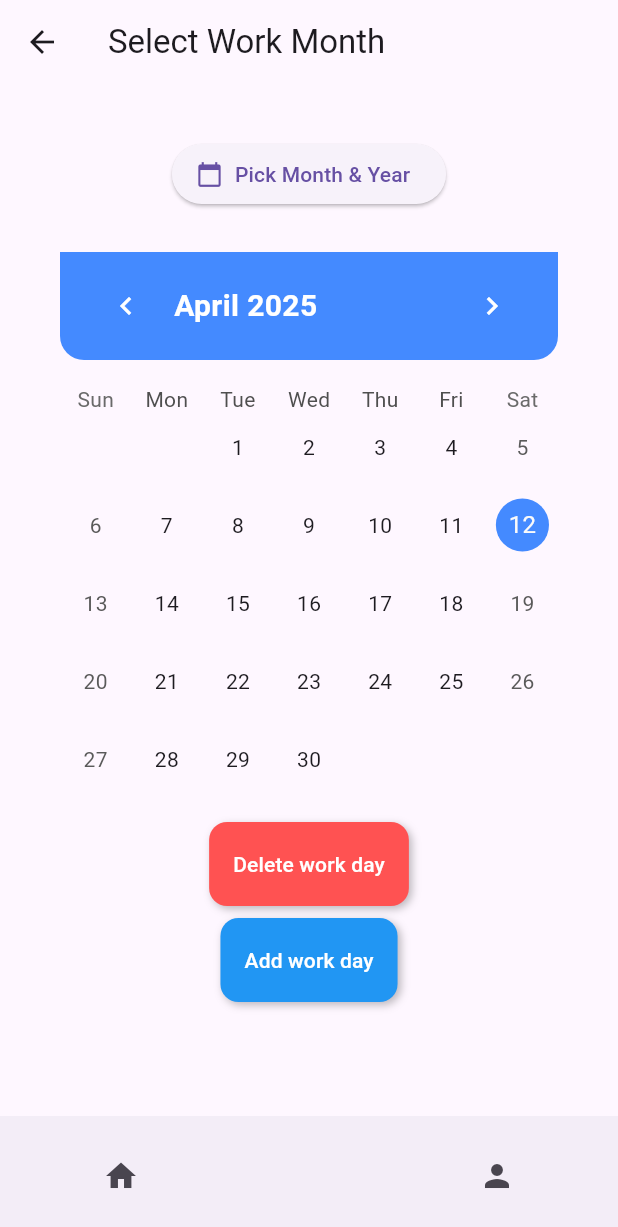
After one commit to tarekmar98/my-salary, a Flutter app: the CalendarPage screen opened directly, after a tap on "Pick Month & Year", on a phone screen of 412 x 824 dp. The commit adds this screen. Shown: the top 1227 px of the screen. Run offline on Flutter 3.47's test engine with Material 3 defaults, Android fonts, the phone set to English and light mode, and no system bars; drawn by our look-alikes of table_calendar; our stand-ins replace dropdown_search, get_it, injectable, intl_phone_field, shared_preferences; missing offline and left inert: month_year_picker; accounts and stored records are empty; network calls fail; Roboto replaces fonts that are missing (Poppins).

Commit message:
add the calendar page.

```diff
--- /dev/null
+++ b/client/lib/Model/WorkDay.dart
@@ -0,0 +1,49 @@
+import 'dart:core';
+
+class WorkDay {
+  int? id;
+  int? jobId;
+  int? workYear;
+  int? workMonth;
+  DateTime? workDate;
+  String? workType;
+  DateTime? startTime;
+  DateTime? endTime;
+
+  WorkDay({
+    this.id,
+    this.jobId,
+    this.workYear,
+    this.workMonth,
+    this.workDate,
+    this.workType,
+    this.startTime,
+    this.endTime,
+  });
+
+  factory WorkDay.fromJson(Map<String, dynamic> json) {
+    return WorkDay(
+      id: (json['id'] as int).toInt(),
+      jobId: (json['jobId'] as int).toInt(),
+      workYear: (json['workYear'] as int).toInt(),
+      workMonth: (json['workMonth'] as int).toInt(),
+      workDate: DateTime.parse(json['workDate']),
+      workType: json['workType'],
+      startTime: DateTime.parse(json['startTime']),
+      endTime: DateTime.parse(json['endTime']),
+    );
+  }
+
+  Map<String, dynamic> toJson() {
+    return {
+      'id': id,
+      'jobId': jobId,
+      'workYear': workYear,
+      'workMonth': workMonth,
+      'workDate': workDate,
+      'workType': workType,
+      'startTime': startTime,
+      'endTime': endTime,
+    };
+  }
+}
--- /dev/null
+++ b/client/lib/Page/CalendarPage.dart
@@ -0,0 +1,290 @@
+import 'dart:convert';
+
+import 'package:flutter/material.dart';
+import 'package:month_year_picker/month_year_picker.dart';
+import 'package:table_calendar/table_calendar.dart';
+
+import '../Service/HttpService.dart';
+import '../Service/ServiceLocator.dart';
+import '../Model/WorkDay.dart';
+
+class CalendarPage extends StatefulWidget {
+  dynamic jobId;
+  CalendarPage({super.key, this.jobId});
+
+  @override
+  _CalendarPageState createState() => _CalendarPageState();
+}
+
+class _CalendarPageState extends State<CalendarPage> {
+  final HttpService _httpService = getIt<HttpService>();
+
+  DateTime _focusedDay = DateTime.now();
+  DateTime? _selectedDay;
+  Set<DateTime> _workedDays = {};
+  List<WorkDay> _workDaysList = [];
+
+  @override
+  void initState() {
+    super.initState();
+    initResources();
+  }
+
+  void initResources() async {
+    final response = await _httpService.get('myWorkDays/${widget.jobId}/${_focusedDay.month}/${_focusedDay.year}');
+    List<dynamic> jsonList = List.from(response);
+    Set<DateTime> days = {};
+    setState(() {
+      _workDaysList = [];
+    });
+    for (int i = 0; i < jsonList.length; i ++) {
+      WorkDay workDay = WorkDay.fromJson(jsonList[i]);
+      setState(() {
+        _workDaysList.add(workDay);
+      });
+
+      days.add(DateTime(workDay.workYear!, workDay.workMonth!, workDay.workDate!.day));
+    }
+
+    setState(() {
+      _workedDays = days;
+    });
+  }
+
+  List<WorkDay> getWorkedDays(DateTime date) {
+    List<WorkDay> workedDays = [];
+    for (int i = 0; i < _workDaysList.length; i ++) {
+      DateTime currDate = _workDaysList[i].workDate!;
+      if (currDate.year == date.year
+          && currDate.month == date.month
+          && currDate.day == date.day) {
+        workedDays.add(_workDaysList[i]);
+      }
+    }
+
+    return workedDays;
+  }
+
+  void deleteWorkDays(workDays) async {
+    for (WorkDay workDay in workDays) {
+      _httpService.delete('deleteWorkDay/${workDay.id}');
+    }
+  }
+
+  void _pickMonthYear() async {
+    final selected = await showMonthYearPicker(
+      context: context,
+      initialDate: _focusedDay,
+      firstDate: DateTime(2020),
+      lastDate: DateTime(2030),
+      builder: (context, child) {
+        final mediaQuery = MediaQuery.of(context);
+        return MediaQuery(
+          data: mediaQuery.copyWith(
+            textScaleFactor: 0.90,
+          ),
+          child: Theme(
+            data: Theme.of(context).copyWith(
+              textTheme: Theme.of(context).textTheme.copyWith(
+                titleMedium: const TextStyle(fontSize: 14),
+                bodyLarge: const TextStyle(fontSize: 14),
+              ),
+            ),
+            child: Center(
+              child: ConstrainedBox(
+                constraints: const BoxConstraints(maxWidth: 340),
+                child: child!,
+              ),
+            ),
+          ),
+        );
+      },
+    );
+
+    if (selected != null) {
+      setState(() {
+        _focusedDay = DateTime(selected.year, selected.month);
+        initResources();
+      });
+    }
+  }
+
+  @override
+  Widget build(BuildContext context) {
+    return Scaffold(
+      appBar: AppBar(title: const Text('Select Work Month')),
+      body: Padding(
+        padding: const EdgeInsets.all(24),
+        child: SingleChildScrollView(
+          child: Column(
+            children: [
+              Padding(
+                padding: const EdgeInsets.all(12),
+                child: ElevatedButton.icon(
+                  onPressed: _pickMonthYear,
+                  icon: const Icon(Icons.calendar_today),
+                  label: const Text('Pick Month & Year'),
+                ),
+              ),
+              Padding(
+                padding: const EdgeInsets.all(16.0),
+                child: TableCalendar(
+                  headerStyle: HeaderStyle(
+                    headerPadding: const EdgeInsets.all(12),
+                    titleTextStyle: TextStyle(
+                      color: Colors.white,
+                      fontSize: 20,
+                      fontWeight: FontWeight.bold,
+                    ),
+                    leftChevronIcon: Icon(
+                      Icons.chevron_left,
+                      color: Colors.white,
+                    ),
+                    rightChevronIcon: Icon(
+                      Icons.chevron_right,
+                      color: Colors.white,
+                    ),
+                    formatButtonVisible: false,
+                    decoration: BoxDecoration(
+                      color: Colors.blueAccent,
+                      borderRadius: BorderRadius.only(
+                        bottomLeft: Radius.circular(16),
+                        bottomRight: Radius.circular(16),
+                      ),
+                    ),
+                    headerMargin: const EdgeInsets.only(bottom: 16),
+                  ),
+                  availableGestures: AvailableGestures.none,
+                  focusedDay: _focusedDay,
+                  firstDay: DateTime(2020),
+                  lastDay: DateTime(2030),
+                  selectedDayPredicate: (day) => isSameDay(day, _selectedDay),
+                  onDaySelected: (selected, focused) {
+                    setState(() {
+                      _selectedDay = selected;
+                      _focusedDay = focused;
+                      initResources();
+                    });
+                  },
+                  onPageChanged: (focusedDay) {
+                    setState(() {
+                      _focusedDay = focusedDay;
+                      initResources();
+                    });
+                  },
+                  calendarBuilders: CalendarBuilders(
+                    defaultBuilder: (context, day, focusedDay) {
+                      bool worked = _workedDays.any((d) => isSameDay(d, day));
+                      if (worked) {
+                        return Padding(
+                          padding: const EdgeInsets.all(6.0),
+                          child: Container(
+                            decoration: BoxDecoration(
+                              color: Colors.green,
+                              shape: BoxShape.circle,
+                            ),
+                            alignment: Alignment.center,
+                            child: Text(
+                              '${day.day}',
+                              style: const TextStyle(color: Colors.white),
+                            ),
+                          )
+                        );
+                      }
+                      return null; // default rendering
+                    },
+                  ),
+                  calendarStyle: CalendarStyle(
+                    selectedDecoration: BoxDecoration(
+                      color: Colors.grey,
+                      shape: BoxShape.circle,
+                    ),
+                    todayDecoration: BoxDecoration(
+                      color: Colors.blueAccent,
+                      shape: BoxShape.circle,
+                    ),
+                    outsideDaysVisible: false,
+                    markersMaxCount: 1,
+                    markerMargin: const EdgeInsets.all(16),
+                  ),
+                ),
+              ),
+              Container(
+                padding: const EdgeInsets.all(4),
+                decoration: BoxDecoration(
+                  color: Colors.redAccent,
+                  borderRadius: BorderRadius.circular(12),
+                  boxShadow: [
+                    BoxShadow(
+                      color: Colors.black26,
+                      blurRadius: 4,
+                      offset: Offset(2, 2),
+                    )
+                  ],
+                ),
+                child: TextButton(
+                  onPressed: () {
+                    List<WorkDay> selectedWorkDays = getWorkedDays(_selectedDay!);
+                    deleteWorkDays(selectedWorkDays);
+                  },
+                  child: const Text(
+                    'Delete work day',
+                    style: TextStyle(color: Colors.white),
+                  ),
+                ),
+              ),
+              Container(
+                padding: const EdgeInsets.all(4),
+                margin: const EdgeInsets.only(top: 8),
+                decoration: BoxDecoration(
+                  color: Colors.blue,
+                  borderRadius: BorderRadius.circular(12),
+                  boxShadow: [
+                    BoxShadow(
+                      color: Colors.black26,
+                      blurRadius: 4,
+                      offset: Offset(2, 2),
+                    )
+                  ],
+                ),
+                child: TextButton(
+                  onPressed: () {
+                    Navigator.pushNamed(context, '/addManual', arguments: {'jobId': widget.jobId});
+                  },
+                  child: const Text(
+                    'Add work day',
+                    style: TextStyle(color: Colors.white),
+                  ),
+                ),
+              ),
+            ],
+          )
+        )
+      ),
+      bottomNavigationBar: BottomAppBar(
+        shape: const CircularNotchedRectangle(),
+        notchMargin: 4.0,
+        child: Row(
+          mainAxisAlignment: MainAxisAlignment.spaceAround,
+          children: <Widget>[
+            IconButton(
+                icon: const Icon(Icons.home),
+                onPressed: () => Navigator.pushReplacementNamed(
+                    context,
+                    '/home'
+                )
+            ),
+            const SizedBox(width: 40.0),
+            IconButton(
+                icon: const Icon(Icons.person),
+                onPressed: () => Navigator.pushReplacementNamed(
+                    context,
+                    '/profile'
+                )
+            ),
+          ],
+        ),
+      ),
+    );
+  }
+}
--- a/client/lib/Service/HttpService.dart
+++ b/client/lib/Service/HttpService.dart
@@ -43,6 +43,18 @@ class HttpService {
     return json.decode(response.body);
   }
 
+  Future<dynamic> delete(String endpoint) async {
+    final uri = Uri.parse('$baseUrl$endpoint');
+    Future<Map<String, String>> headers = _buildHeaders();
+    final response = await http.delete(
+      uri,
+      headers: await headers,
+    );
+
+    _handleError(response);
+    return json.decode(response.body);
+  }
+
   Future<Map<String, String>> _buildHeaders() async {
     _phoneNumber ??= await _storageService.get('phoneNumber');
     _token ??= await _storageService.get('token');
--- a/client/pubspec.yaml
+++ b/client/pubspec.yaml
@@ -18,9 +18,11 @@ dependencies:
   injectable: ^2.3.2
   shared_preferences: ^2.2.2
   intl_phone_field: ^3.2.0
-  intl: ^0.17.0
+  intl: ^0.19.0
   cupertino_icons: ^1.0.8
   dropdown_search: ^5.0.6
+  table_calendar: ^3.1.0
+  month_year_picker: ^0.4.0
 
 dev_dependencies:
   flutter_test:
```
Also changed, not shown: client/lib/main.dart (+34 -4 lines), client/pubspec.lock, 1 other file.
